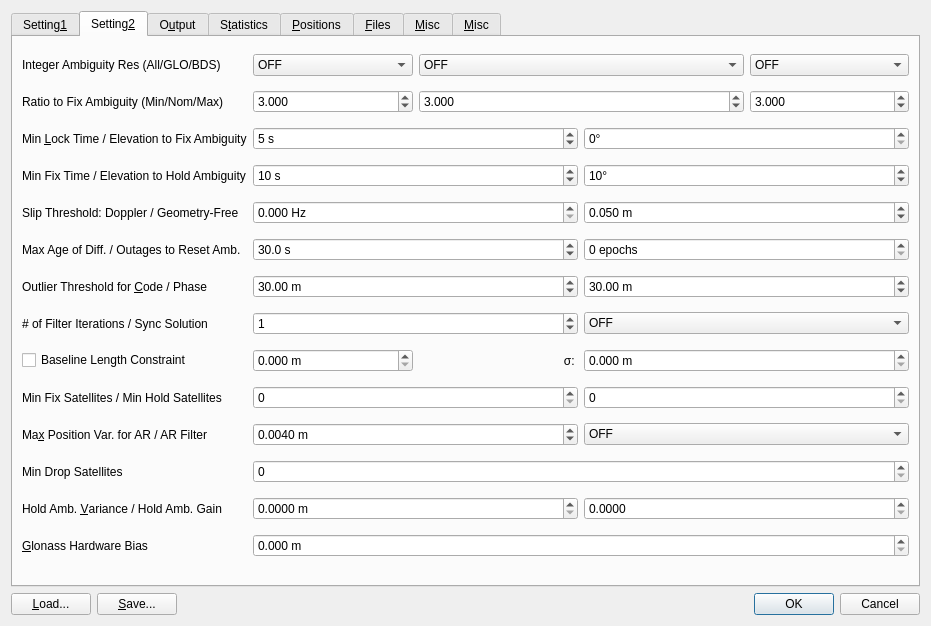
Above: app/qtapp/appcmn_qt/navi_post_opt.ui from ourairquality/RTKLIB before the change. Below: the same form after it.
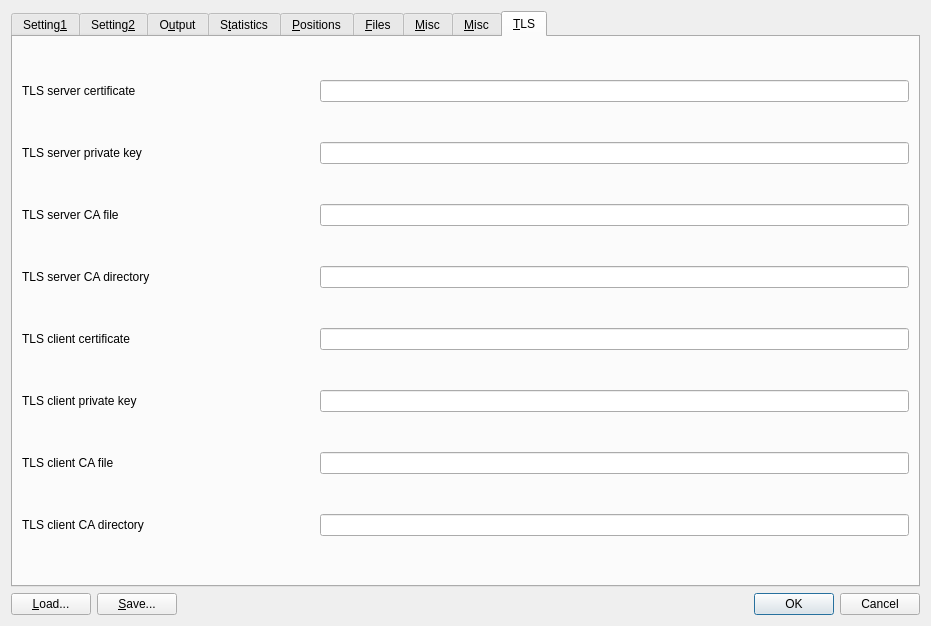
That is the form after the change. The open tabs and pages were chosen to show the change. Icons and pictures are not drawn. Custom widgets are drawn as their Qt base class.

```diff
--- a/app/qtapp/appcmn_qt/navi_post_opt.ui
+++ b/app/qtapp/appcmn_qt/navi_post_opt.ui
@@ -3631,7 +3631,153 @@
        </item>
       </layout>
      </widget>
-    </widget>
+     <widget class="QWidget" name="tabTLS">
+      <property name="toolTip">
+       <string/>
+      </property>
+      <attribute name="title">
+       <string>&amp;TLS</string>
+      </attribute>
+      <layout class="QGridLayout" name="gridLayout_16">
+       <item row="1" column="0">
+        <widget class="QLabel" name="lblTLSSvrCertFile">
+         <property name="text">
+          <string>TLS server certificate</string>
+         </property>
+         <property name="buddy">
+          <cstring>lETLSSvrCertFile</cstring>
+         </property>
+        </widget>
+       </item>
+       <item row="1" column="4" colspan="2">
+        <widget class="QLineEdit" name="lETLSSvrCertFile">
+         <property name="toolTip">
+          <string>TLS server certificate</string>
+         </property>
+        </widget>
+       </item>
+       <item row="2" column="0">
+        <widget class="QLabel" name="lblTLSSvrKeyFile">
+         <property name="text">
+          <string>TLS server private key</string>
+         </property>
+         <property name="buddy">
+          <cstring>lETLSSvrKeyFile</cstring>
+         </property>
+        </widget>
+       </item>
+       <item row="2" column="4" colspan="2">
+        <widget class="QLineEdit" name="lETLSSvrKeyFile">
+         <property name="toolTip">
+          <string>TLS server private key</string>
+         </property>
+        </widget>
+       </item>
+       <item row="3" column="0">
+        <widget class="QLabel" name="lblTLSSvrCAFile">
+         <property name="text">
+          <string>TLS server CA file</string>
+         </property>
+         <property name="buddy">
+          <cstring>lETLSSvrCAFile</cstring>
+         </property>
+        </widget>
+       </item>
+       <item row="3" column="4" colspan="2">
+        <widget class="QLineEdit" name="lETLSSvrCAFile">
+         <property name="toolTip">
+          <string>TLS server CA file</string>
+         </property>
+        </widget>
+       </item>
+       <item row="4" column="0">
+        <widget class="QLabel" name="lblTLSSvrCADir">
+         <property name="text">
+          <string>TLS server CA directory</string>
+         </property>
+         <property name="buddy">
+          <cstring>lETLSSvrCADir</cstring>
+         </property>
+        </widget>
+       </item>
+       <item row="4" column="4" colspan="2">
+        <widget class="QLineEdit" name="lETLSSvrCADir">
+         <property name="toolTip">
+          <string>TLS server CA directory</string>
+         </property>
+        </widget>
+       </item>
+       <item row="5" column="0">
+        <widget class="QLabel" name="lblTLSCliCertFile">
+         <property name="text">
+          <string>TLS client certificate</string>
+         </property>
+         <property name="buddy">
+          <cstring>lETLSCliCertFile</cstring>
+         </property>
+        </widget>
+       </item>
+       <item row="5" column="4" colspan="2">
+        <widget class="QLineEdit" name="lETLSCliCertFile">
+         <property name="toolTip">
+          <string>TLS client certificate</string>
+         </property>
+        </widget>
+       </item>
+       <item row="6" column="0">
+        <widget class="QLabel" name="lblTLSCliKeyFile">
+         <property name="text">
+          <string>TLS client private key</string>
+         </property>
+         <property name="buddy">
+          <cstring>lETLSCliKeyFile</cstring>
+         </property>
+        </widget>
+       </item>
+       <item row="6" column="4" colspan="2">
+        <widget class="QLineEdit" name="lETLSCliKeyFile">
+         <property name="toolTip">
+          <string>TLS client private key</string>
+         </property>
+        </widget>
+       </item>
+       <item row="7" column="0">
+        <widget class="QLabel" name="lblTLSCliCAFile">
+         <property name="text">
+          <string>TLS client CA file</string>
+         </property>
+         <property name="buddy">
+          <cstring>lETLSCliCAFile</cstring>
+         </property>
+        </widget>
+       </item>
+       <item row="7" column="4" colspan="2">
+        <widget class="QLineEdit" name="lETLSCliCAFile">
+         <property name="toolTip">
+          <string>TLS client CA file</string>
+         </property>
+        </widget>
+       </item>
+       <item row="8" column="0">
+        <widget class="QLabel" name="lblTLSCliCADir">
+         <property name="text">
+          <string>TLS client CA directory</string>
+         </property>
+         <property name="buddy">
+          <cstring>lETLSCliCADir</cstring>
+         </property>
+        </widget>
+       </item>
+       <item row="8" column="4" colspan="2">
+        <widget class="QLineEdit" name="lETLSCliCADir">
+         <property name="toolTip">
+          <string>TLS client CA directory</string>
+         </property>
+        </widget>
+       </item>
+     </layout>
+     </widget>
+   </widget>
    </item>
    <item>
     <widget class="QWidget" name="widget" native="true">
```
Left out of the diff: 149 changed lines with no effect on the pictures.
